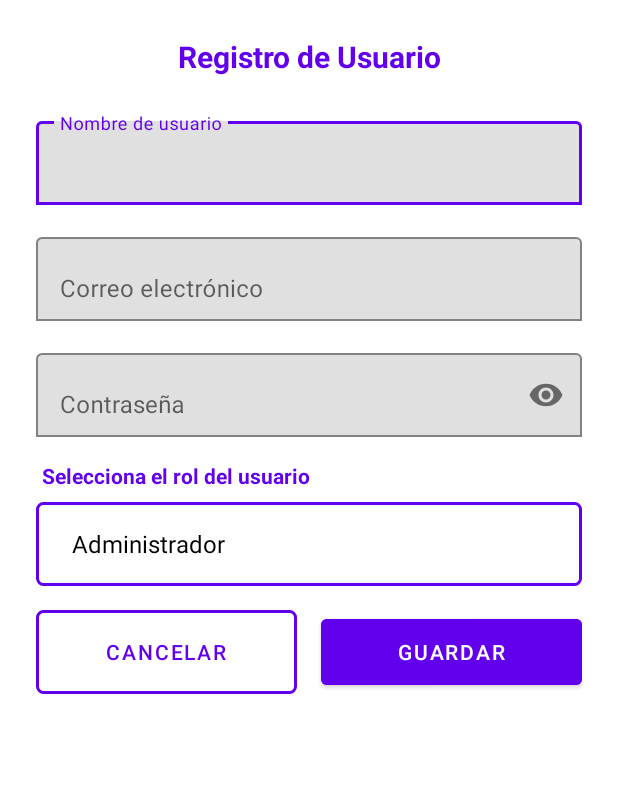
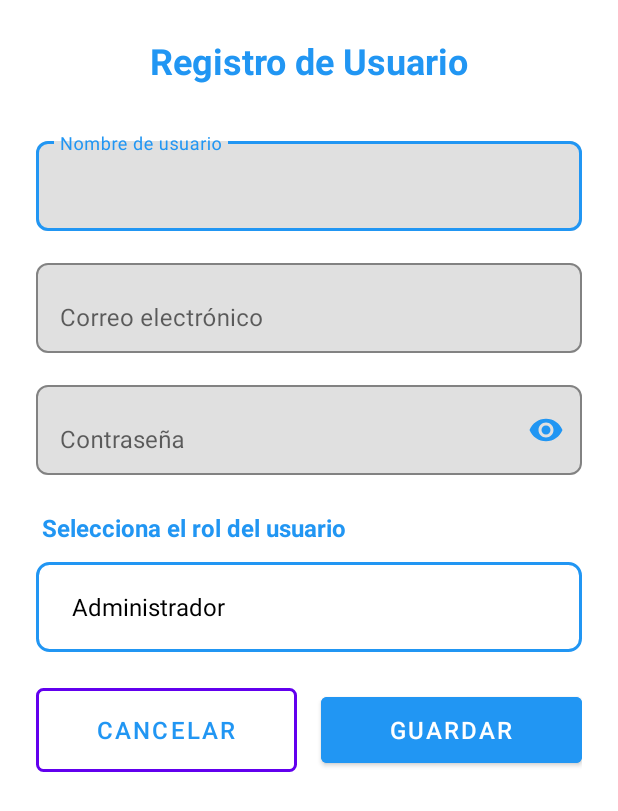
Before and after one commit to Karibocc/MyApplication, an Android app: the GestionarUsuariosActivity screen opened directly, with no data from a screen before it, after a tap on "AGREGAR", on a phone screen of 412 x 824 dp. Shown: the top 811 px of the screen. Run offline under Robolectric (Android 15) with nearby library versions, the phone set to English and light mode, and no system bars; our stand-ins replace Firebase (no records; nobody signed in at launch, a user with empty details on screens opened directly).

```diff
--- a/app/src/main/AndroidManifest.xml
+++ b/app/src/main/AndroidManifest.xml
@@ -7,7 +7,6 @@
     <uses-permission android:name="android.permission.ACCESS_NETWORK_STATE" />
     <uses-permission android:name="android.permission.ACCESS_FINE_LOCATION" />
     <uses-permission android:name="android.permission.ACCESS_COARSE_LOCATION" />
-    <uses-permission android:name="android.permission.ACCESS_BACKGROUND_LOCATION" />
     <uses-permission android:name="android.permission.CAMERA" />
 
     <!-- Permisos de almacenamiento (compatibilidad Android 13+) -->
--- a/app/src/main/java/com/example/myapplication/activities/MainActivity.kt
+++ b/app/src/main/java/com/example/myapplication/activities/MainActivity.kt
@@ -10,7 +10,7 @@ import androidx.fragment.app.Fragment
 import com.example.myapplication.R
 import com.example.myapplication.fragments.CarritoFragment
 import com.example.myapplication.fragments.ProductosFragment
-import com.example.myapplication.fragments.homeFragment
+import com.example.myapplication.fragments.HomeFragment
 import com.example.myapplication.managers.SessionManager
 import com.example.myapplication.models.Usuario
 import com.google.firebase.auth.FirebaseAuth
@@ -161,7 +161,7 @@ class MainActivity : AppCompatActivity() {
 
     private fun abrirMisPedidos() {
         try {
-            val fragment = homeFragment()
+            val fragment = HomeFragment()
             loadFragment(fragment, "homeFragment")
         } catch (e: Exception) {
             showToast("Error abriendo pedidos")
--- a/app/src/main/java/com/example/myapplication/adapters/UsuarioAdapter.kt
+++ b/app/src/main/java/com/example/myapplication/adapters/UsuarioAdapter.kt
@@ -6,6 +6,7 @@ import android.view.LayoutInflater
 import android.view.View
 import android.view.ViewGroup
 import android.widget.*
+import androidx.core.content.ContextCompat
 import com.example.myapplication.R
 import com.example.myapplication.models.Usuario
 
@@ -32,7 +33,19 @@ class UsuarioAdapter(
 
         tvUsername.text = "Usuario: ${usuario.username}"
         tvRol.text = "Rol: ${usuario.rol?.replaceFirstChar { it.uppercase() } ?: "Usuario"}"
-        tvEmail.text = "Email: ${usuario.email ?: usuario.username}"
+        tvEmail.text = "Email: ${usuario.email ?: "No especificado"}"
+
+        when (usuario.rol?.lowercase()) {
+            "administrador" -> {
+                tvRol.setTextColor(ContextCompat.getColor(context, android.R.color.holo_red_dark))
+            }
+            "usuario" -> {
+                tvRol.setTextColor(ContextCompat.getColor(context, android.R.color.holo_blue_dark))
+            }
+            else -> {
+                tvRol.setTextColor(ContextCompat.getColor(context, android.R.color.darker_gray))
+            }
+        }
 
         btnEditar.setOnClickListener {
             Log.d("USUARIO_ADAPTER", "Editando: ${usuario.username}, Posición: $position")
--- a/app/src/main/java/com/example/myapplication/database/DatabaseHelper.java
+++ b/app/src/main/java/com/example/myapplication/database/DatabaseHelper.java
@@ -43,6 +43,15 @@ public class DatabaseHelper extends SQLiteOpenHelper {
     public static final String TABLE_CARRITO = "carrito";
     public static final String COLUMN_CARRITO_ID = "id_carrito";
     public static final String COLUMN_FECHA_AGREGADO = "fecha_agregado";
+
+    // Tabla órdenes/ventas
+    public static final String TABLE_ORDENES = "ordenes";
+    public static final String COLUMN_ORDEN_ID = "id_orden";
+    public static final String COLUMN_FECHA_ORDEN = "fecha_orden";
+    public static final String COLUMN_TOTAL = "total";
+    public static final String COLUMN_ESTADO = "estado";
+    public static final String COLUMN_USUARIO_ORDEN = "usuario";
+    public static final String COLUMN_PRODUCTOS_ORDEN = "productos";
 
     // Creación de tablas
     private static final String TABLE_CREATE_PRODUCTOS =
@@ -819,6 +828,28 @@ public class DatabaseHelper extends SQLiteOpenHelper {
             }
         }
     }
+    // ==================================================================
+    // MÉTODOS DE ORDENES / VENTAS
+    // ==================================================================
+
+    public static class Orden {
+        public int id;
+        public String fecha;
+        public double total;
+        public String estado;
+        public String usuario;
+        public String productos; // JSON o string con los productos
+
+        public Orden() {}
+
+        public Orden(String fecha, double total, String estado, String usuario, String productos) {
+            this.fecha = fecha;
+            this.total = total;
+            this.estado = estado;
+            this.usuario = usuario;
+            this.productos = productos;
+        }
+    }
 
     // ==================================================================
     // MÉTODOS DE REPORTES
--- a/app/src/main/java/com/example/myapplication/fragments/HomeFragment.kt
+++ b/app/src/main/java/com/example/myapplication/fragments/HomeFragment.kt
@@ -8,7 +8,7 @@ import android.widget.TextView
 import androidx.fragment.app.Fragment
 import com.example.myapplication.R
 
-class homeFragment : Fragment() {
+class HomeFragment : Fragment() {
 
     override fun onCreateView(
         inflater: LayoutInflater,
--- /dev/null
+++ b/app/src/main/res/drawable/image_background.xml
@@ -0,0 +1,4 @@
+<?xml version="1.0" encoding="utf-8"?>
+<selector xmlns:android="http://schemas.android.com/apk/res/android">
+
+</selector>
--- a/app/src/main/res/drawable/spinner_background.xml
+++ b/app/src/main/res/drawable/spinner_background.xml
@@ -3,7 +3,12 @@
     android:shape="rectangle">
     <stroke
         android:width="2dp"
-        android:color="@color/colorPrimary" />
-    <corners android:radius="4dp" />
+        android:color="#2196F3" />
+    <corners android:radius="8dp" />
     <solid android:color="@android:color/transparent" />
+    <padding
+        android:left="12dp"
+        android:top="16dp"
+        android:right="12dp"
+        android:bottom="16dp" />
 </shape>
--- a/app/src/main/res/layout/activity_maps.xml
+++ b/app/src/main/res/layout/activity_maps.xml
@@ -7,19 +7,16 @@
     android:layout_height="match_parent"
     tools:context=".maps.MapsActivity">
 
-    <!-- 🗺 Fragmento del mapa -->
     <androidx.fragment.app.FragmentContainerView
         android:id="@+id/map_fragment"
         android:name="com.google.android.gms.maps.SupportMapFragment"
         android:layout_width="0dp"
         android:layout_height="0dp"
-        tools:layout="@layout/map_preview"
         app:layout_constraintBottom_toBottomOf="parent"
         app:layout_constraintEnd_toEndOf="parent"
         app:layout_constraintStart_toStartOf="parent"
         app:layout_constraintTop_toTopOf="parent" />
 
-    <!-- 🎯 Botón flotante con color dinámico -->
     <com.google.android.material.floatingactionbutton.FloatingActionButton
         android:id="@+id/btnMyLocation"
         android:layout_width="wrap_content"
@@ -30,7 +27,6 @@
         android:src="@drawable/ic_my_location"
         app:backgroundTint="@color/verde"
         app:tint="@android:color/white"
-        app:elevation="8dp"
         app:layout_constraintBottom_toBottomOf="parent"
         app:layout_constraintEnd_toEndOf="parent" />
 
--- a/app/src/main/res/layout/activity_registro.xml
+++ b/app/src/main/res/layout/activity_registro.xml
@@ -6,36 +6,40 @@
     android:layout_height="match_parent"
     android:orientation="vertical"
     android:padding="24dp"
-    android:background="@color/white"
+    android:background="@android:color/white"
     tools:context=".activities.RegistroActivity">
 
     <TextView
         android:layout_width="match_parent"
         android:layout_height="wrap_content"
         android:text="Registro de Usuario"
-        android:textSize="20sp"
+        android:textSize="24sp"
         android:textStyle="bold"
-        android:textColor="@color/colorPrimary"
+        android:textColor="#2196F3"
         android:gravity="center"
-        android:layout_marginBottom="24dp" />
+        android:layout_marginBottom="32dp" />
 
     <com.google.android.material.textfield.TextInputLayout
         android:layout_width="match_parent"
         android:layout_height="wrap_content"
         android:layout_marginBottom="16dp"
         app:boxBackgroundMode="outline"
-        app:boxStrokeColor="@color/colorPrimary"
-        app:hintTextColor="@color/colorPrimary">
+        app:boxStrokeColor="#2196F3"
+        app:hintTextColor="#2196F3"
+        app:boxCornerRadiusBottomEnd="8dp"
+        app:boxCornerRadiusBottomStart="8dp"
+        app:boxCornerRadiusTopEnd="8dp"
+        app:boxCornerRadiusTopStart="8dp">
 
         <com.google.android.material.textfield.TextInputEditText
             android:id="@+id/etUsername"
             android:layout_width="match_parent"
-            android:layout_height="wrap_content"
+            android:layout_height="60dp"
             android:hint="Nombre de usuario"
             android:inputType="textPersonName"
             android:maxLines="1"
             android:textSize="16sp"
-            android:textColor="@color/black" />
+            android:textColor="#000000" />
 
     </com.google.android.material.textfield.TextInputLayout>
 
@@ -44,39 +48,48 @@
         android:layout_height="wrap_content"
         android:layout_marginBottom="16dp"
         app:boxBackgroundMode="outline"
-        app:boxStrokeColor="@color/colorPrimary"
-        app:hintTextColor="@color/colorPrimary">
+        app:boxStrokeColor="#2196F3"
+        app:hintTextColor="#2196F3"
+        app:boxCornerRadiusBottomEnd="8dp"
+        app:boxCornerRadiusBottomStart="8dp"
+        app:boxCornerRadiusTopEnd="8dp"
+        app:boxCornerRadiusTopStart="8dp">
 
         <com.google.android.material.textfield.TextInputEditText
             android:id="@+id/etEmail"
             android:layout_width="match_parent"
-            android:layout_height="wrap_content"
+            android:layout_height="60dp"
             android:hint="Correo electrónico"
             android:inputType="textEmailAddress"
             android:maxLines="1"
             android:textSize="16sp"
-            android:textColor="@color/black" />
+            android:textColor="#000000" />
 
     </com.google.android.material.textfield.TextInputLayout>
 
     <com.google.android.material.textfield.TextInputLayout
         android:layout_width="match_parent"
         android:layout_height="wrap_content"
-        android:layout_marginBottom="16dp"
+        android:layout_marginBottom="24dp"
         app:boxBackgroundMode="outline"
-        app:boxStrokeColor="@color/colorPrimary"
-        app:hintTextColor="@color/colorPrimary"
-        app:endIconMode="password_toggle">
+        app:boxStrokeColor="#2196F3"
+        app:hintTextColor="#2196F3"
+        app:endIconMode="password_toggle"
+        app:endIconTint="#2196F3"
+        app:boxCornerRadiusBottomEnd="8dp"
+        app:boxCornerRadiusBottomStart="8dp"
+        app:boxCornerRadiusTopEnd="8dp"
+        app:boxCornerRadiusTopStart="8dp">
 
         <com.google.android.material.textfield.TextInputEditText
             android:id="@+id/etPassword"
             android:layout_width="match_parent"
-            android:layout_height="wrap_content"
+            android:layout_height="60dp"
             android:hint="Contraseña"
             android:inputType="textPassword"
             android:maxLines="1"
             android:textSize="16sp"
-            android:textColor="@color/black" />
+            android:textColor="#000000" />
 
     </com.google.android.material.textfield.TextInputLayout>
 
@@ -84,28 +97,27 @@
         android:layout_width="match_parent"
         android:layout_height="wrap_content"
         android:orientation="vertical"
-        android:layout_marginBottom="16dp">
+        android:layout_marginBottom="24dp">
 
         <TextView
             android:layout_width="match_parent"
             android:layout_height="wrap_content"
             android:text="Selecciona el rol del usuario"
-            android:textSize="14sp"
+            android:textSize="16sp"
             android:textStyle="bold"
-            android:textColor="@color/colorPrimary"
-            android:layout_marginBottom="8dp"
+            android:textColor="#2196F3"
+            android:layout_marginBottom="12dp"
             android:paddingStart="4dp" />
 
         <Spinner
             android:id="@+id/spRol"
             android:layout_width="match_parent"
-            android:layout_height="56dp"
-            android:minHeight="56dp"
+            android:layout_height="60dp"
+            android:minHeight="60dp"
             android:background="@drawable/spinner_background"
             android:paddingStart="16dp"
             android:paddingEnd="16dp"
-            android:popupBackground="@color/white"
-            android:spinnerMode="dropdown" />
+            android:popupBackground="@android:color/white" />
 
     </LinearLayout>
 
@@ -123,7 +135,8 @@
             android:layout_weight="1"
             android:background="@drawable/button_outline"
             android:text="Cancelar"
-            android:textColor="@color/colorPrimary" />
+            android:textSize="16sp"
+            android:textColor="#2196F3" />
 
         <Button
             android:id="@+id/btnGuardar"
@@ -131,8 +144,9 @@
             android:layout_height="56dp"
             android:layout_weight="1"
             android:text="Guardar"
-            android:textColor="@color/white"
-            android:backgroundTint="@color/colorPrimary"
+            android:textSize="16sp"
+            android:textColor="@android:color/white"
+            android:backgroundTint="#2196F3"
             android:layout_marginStart="8dp" />
 
     </LinearLayout>
--- a/app/src/main/res/navigation/nav_graph.xml
+++ b/app/src/main/res/navigation/nav_graph.xml
@@ -8,7 +8,7 @@
     <!-- Home Fragment -->
     <fragment
         android:id="@+id/homeFragment"
-        android:name="com.example.myapplication.fragments.homeFragment"
+        android:name="com.example.myapplication.fragments.HomeFragment"
         android:label="Inicio"
         tools:layout="@layout/fragment_home">
 
@@ -42,9 +42,9 @@
     <!-- Products Fragment -->
     <fragment
         android:id="@+id/productsFragment"
-        android:name="com.example.myapplication.fragments.ProductsFragment"
+        android:name="com.example.myapplication.fragments.ProductosFragment"
         android:label="Productos"
-        tools:layout="@layout/fragment_products">
+        tools:layout="@layout/fragment_productos">
 
         <action
             android:id="@+id/action_products_to_home"
--- a/app/src/main/res/values/refs.xml
+++ b/app/src/main/res/values/refs.xml
@@ -1,3 +1,2 @@
 <?xml version="1.0" encoding="utf-8"?>
-<resources>
-</resources>
+<resources></resources>
```
Also changed, not shown: app/src/main/java/com/example/myapplication/activities/GestionarUsuariosActivity.kt (+27 -19 lines), app/src/main/java/com/example/myapplication/maps/MapsActivity.kt (+5 -16 lines), app/src/main/res/layout/dialog_editar_usuario.xml (+49 -79 lines), app/src/main/res/layout/fragment_productos.xml (+12 -9 lines), app/src/main/res/layout/item_producto.xml (+5 -9 lines).
